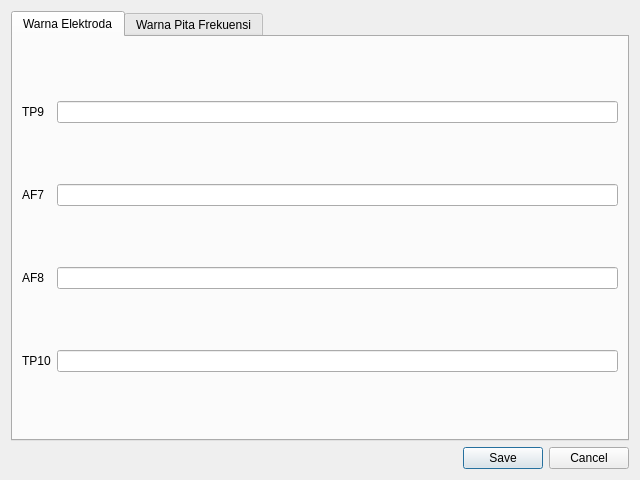
First picture: the form in ui/settings.ui, repository yusnittta/qteeg-map, before the edit.
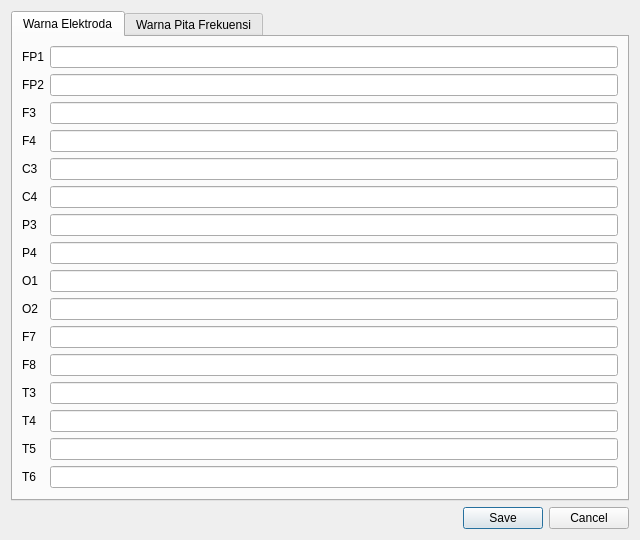
Second picture: the form after the edit. Icons and pictures are not drawn.

The edit to the form file:
```diff
--- a/ui/settings.ui
+++ b/ui/settings.ui
@@ -47,42 +47,162 @@
        <item row="0" column="0">
         <widget class="QLabel" name="label">
          <property name="text">
-          <string>TP9</string>
+          <string>FP1</string>
          </property>
         </widget>
        </item>
-       <item row="4" column="0">
+       <item row="2" column="0">
+        <widget class="QLabel" name="label_2">
+         <property name="text">
+          <string>F3</string>
+         </property>
+        </widget>
+       </item>
+       <item row="3" column="0">
         <widget class="QLabel" name="label_3">
          <property name="text">
-          <string>AF8</string>
+          <string>F4</string>
          </property>
         </widget>
        </item>
-       <item row="5" column="0">
-        <widget class="QLabel" name="label_4">
-         <property name="text">
-          <string>TP10</string>
-         </property>
-        </widget>
-       </item>
-       <item row="0" column="1">
-        <widget class="QLineEdit" name="tp9_colour"/>
-       </item>
        <item row="1" column="0">
-        <widget class="QLabel" name="label_2">
+        <widget class="QLabel" name="label_1">
          <property name="text">
-          <string>AF7</string>
+          <string>FP2</string>
+         </property>
+        </widget>
+       </item>
+       <item row="4" column="0">
+        <widget class="QLabel" name="label_4">
+         <property name="text">
+          <string>C3</string>
+         </property>
+        </widget>
+        </item>
+       <item row="5" column="0">
+        <widget class="QLabel" name="label_5">
+         <property name="text">
+          <string>C4</string>
+         </property>
+        </widget>
+        </item>
+       <item row="6" column="0">
+        <widget class="QLabel" name="label_6">
+         <property name="text">
+          <string>P3</string>
+         </property>
+        </widget>
+        </item>
+       <item row="7" column="0">
+        <widget class="QLabel" name="label_7">
+         <property name="text">
+          <string>P4</string>
+         </property>
+        </widget>
+        </item>
+       <item row="8" column="0">
+        <widget class="QLabel" name="label_8">
+         <property name="text">
+          <string>O1</string>
+         </property>
+        </widget>
+        </item>
+       <item row="9" column="0">
+        <widget class="QLabel" name="label_9">
+         <property name="text">
+          <string>O2</string>
+         </property>
+        </widget>
+        </item>
+       <item row="10" column="0">
+        <widget class="QLabel" name="label_10">
+         <property name="text">
+          <string>F7</string>
+         </property>
+        </widget>
+        </item>
+       <item row="11" column="0">
+        <widget class="QLabel" name="label_11">
+         <property name="text">
+          <string>F8</string>
+         </property>
+        </widget>
+        </item>
+       <item row="12" column="0">
+        <widget class="QLabel" name="label_12">
+         <property name="text">
+          <string>T3</string>
+         </property>
+        </widget>
+        </item>
+       <item row="13" column="0">
+        <widget class="QLabel" name="label_13">
+         <property name="text">
+          <string>T4</string>
+         </property>
+        </widget>
+        </item>
+       <item row="14" column="0">
+        <widget class="QLabel" name="label_14">
+         <property name="text">
+          <string>T5</string>
+         </property>
+        </widget>
+        </item>
+       <item row="15" column="0">
+        <widget class="QLabel" name="label_15">
+         <property name="text">
+          <string>T6</string>
          </property>
         </widget>
        </item>
        <item row="1" column="1">
-        <widget class="QLineEdit" name="af7_colour"/>
+        <widget class="QLineEdit" name="fp2_colour"/>
+       </item>
+       <item row="2" column="1">
+        <widget class="QLineEdit" name="f3_colour"/>
+       </item>
+       <item row="3" column="1">
+        <widget class="QLineEdit" name="f4_colour"/>
+       </item>
+       <item row="0" column="1">
+        <widget class="QLineEdit" name="fp1_colour"/>
        </item>
        <item row="4" column="1">
         <widget class="QLineEdit" name="af8_colour"/>
        </item>
        <item row="5" column="1">
-        <widget class="QLineEdit" name="tp10_colour"/>
+        <widget class="QLineEdit" name="c4_colour"/>
+       </item>
+       <item row="6" column="1">
+        <widget class="QLineEdit" name="p3_colour"/>
+        </item>
+       <item row="7" column="1">
+        <widget class="QLineEdit" name="p4_colour"/>
+        </item>
+       <item row="8" column="1">
+        <widget class="QLineEdit" name="o1_colour"/>
+        </item>
+       <item row="9" column="1">
+        <widget class="QLineEdit" name="o2_colour"/>
+        </item>
+       <item row="10" column="1">
+        <widget class="QLineEdit" name="f7_colour"/>
+        </item>
+       <item row="11" column="1">
+        <widget class="QLineEdit" name="f8_colour"/>
+        </item>
+       <item row="12" column="1">
+        <widget class="QLineEdit" name="t3_colour"/>
+        </item>
+       <item row="13" column="1">
+        <widget class="QLineEdit" name="t4_colour"/>
+        </item>
+       <item row="14" column="1">
+        <widget class="QLineEdit" name="t5_colour"/>
+        </item>
+       <item row="15" column="1">
+        <widget class="QLineEdit" name="t6_colour"/>
        </item>
       </layout>
      </widget>
```
Left out of the diff: 4 changed lines with no effect on the pictures.
